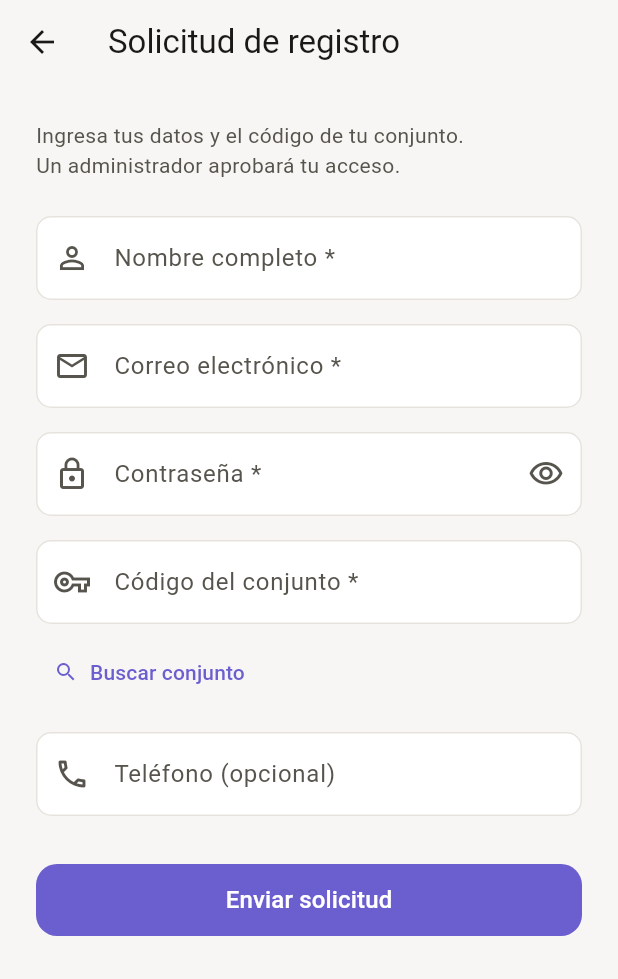
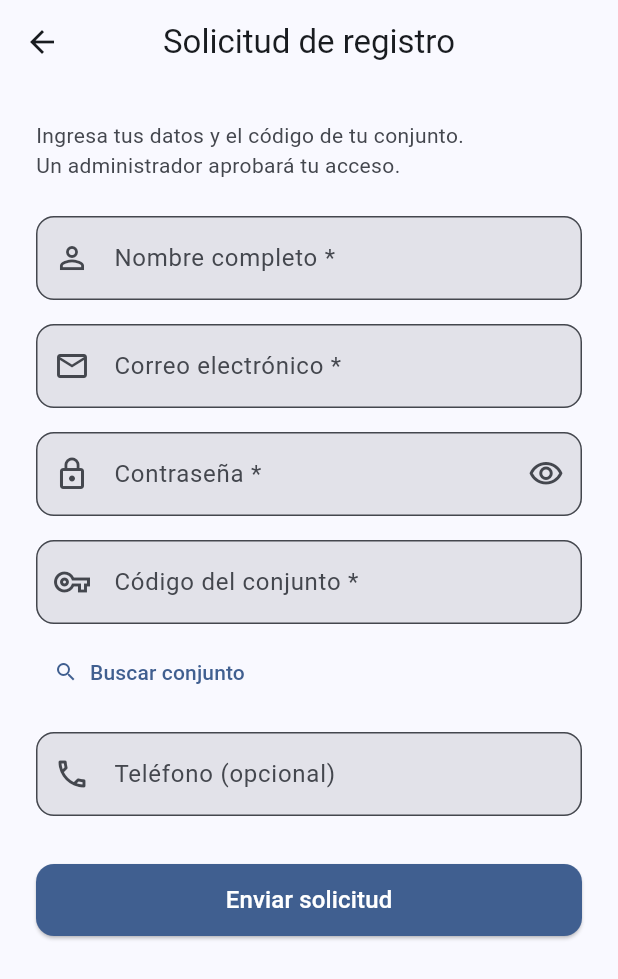
Before and after one commit to Brayner2196/flutterCR, a Flutter app: the screen it shows after launch, after a tap on "¿No tienes cuenta? Regístrate aquí", on a phone screen of 412 x 824 dp. Shown: the top 979 px of the screen. Run offline on Flutter 3.47's test engine with Material 3 defaults, Android fonts, the phone set to English and light mode, and no system bars; drawn by our look-alikes of toastification; our stand-ins replace flutter_secure_storage; accounts and stored records are empty; network calls fail.

Commit message:
Revert "feat: conectar app_theme.dart y migrar colores hardcodeados"
This reverts commit 4f33e7b43af5cc8e535b14533af8daa456593428.

```diff
--- a/flutter_residential/lib/main.dart
+++ b/flutter_residential/lib/main.dart
@@ -6,7 +6,6 @@ import 'providers/propiedad_provider.dart';
 import 'providers/usuario_provider.dart';
 import 'providers/tenant_provider.dart';
 import 'screens/splash_screen.dart';
-import 'theme/app_theme.dart';
 
 void main() async {
   WidgetsFlutterBinding.ensureInitialized();
@@ -29,9 +28,31 @@ class MyApp extends StatelessWidget {
         child: MaterialApp(
           title: 'Conjunto Residencial',
           debugShowCheckedModeBanner: false,
-          theme: buildAppTheme(brightness: Brightness.light),
-          darkTheme: buildAppTheme(brightness: Brightness.dark),
-          themeMode: ThemeMode.system,
+          theme: ThemeData(
+            colorScheme: ColorScheme.fromSeed(
+              seedColor: const Color(0xFF1565C0),
+              brightness: Brightness.light,
+            ),
+            useMaterial3: true,
+            appBarTheme: const AppBarTheme(
+              centerTitle: true,
+              elevation: 0,
+            ),
+            inputDecorationTheme: InputDecorationTheme(
+              border: OutlineInputBorder(
+                borderRadius: BorderRadius.circular(12),
+              ),
+              filled: true,
+            ),
+            elevatedButtonTheme: ElevatedButtonThemeData(
+              style: ElevatedButton.styleFrom(
+                minimumSize: const Size.fromHeight(48),
+                shape: RoundedRectangleBorder(
+                  borderRadius: BorderRadius.circular(12),
+                ),
+              ),
+            ),
+          ),
           home: const SplashScreen(),
         ),
       ),
```
Also changed, not shown: flutter_residential/lib/screens/home/admin/admin_home_screen.dart (+7 -8 lines), flutter_residential/lib/screens/home/residente/widgets/banner_bienvenida.dart (+4 -4 lines), flutter_residential/lib/theme/app_theme.dart (+0 -34 lines).
